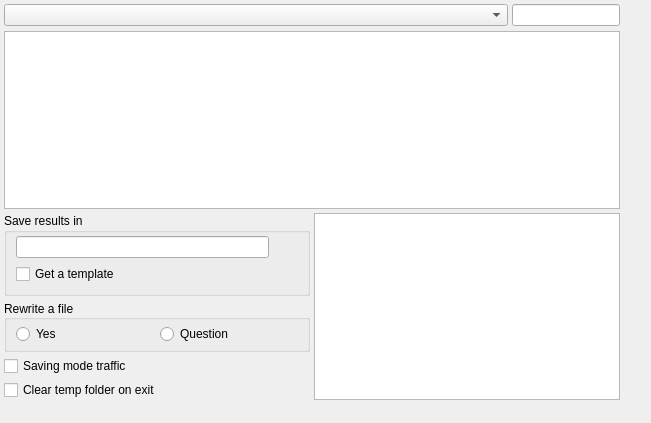
This is application/src/mainwindow.ui in dddasd/filmonaizer as Qt 5 draws it before an edit. The edited form follows.
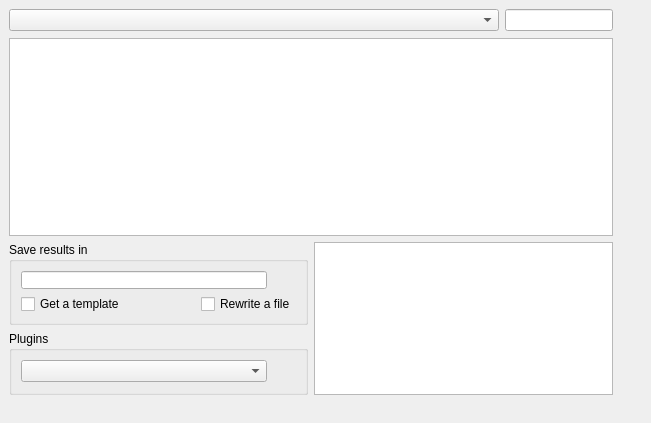
This is the edited form. Icons and pictures are not drawn. Custom widgets are drawn as their Qt base class.

```diff
--- a/application/src/mainwindow.ui
+++ b/application/src/mainwindow.ui
@@ -30,22 +30,7 @@
     <normaloff>:/icons/films_64.png</normaloff>:/icons/films_64.png</iconset>
   </property>
   <widget class="QWidget" name="widget_filmonaizer">
-   <layout class="QVBoxLayout" name="verticalLayout_5">
-    <property name="spacing">
-     <number>4</number>
-    </property>
-    <property name="leftMargin">
-     <number>4</number>
-    </property>
-    <property name="topMargin">
-     <number>4</number>
-    </property>
-    <property name="rightMargin">
-     <number>4</number>
-    </property>
-    <property name="bottomMargin">
-     <number>4</number>
-    </property>
+   <layout class="QVBoxLayout" name="verticalLayout_5" stretch="1,10,2">
     <item>
      <layout class="QHBoxLayout" name="horizontalLayout_5" stretch="100,0,0">
       <item>
@@ -249,7 +234,7 @@
      </layout>
     </item>
     <item>
-     <layout class="QHBoxLayout" name="horizontalLayout">
+     <layout class="QHBoxLayout" name="horizontalLayout_6">
       <item>
        <layout class="QVBoxLayout" name="verticalLayout_4">
         <item>
@@ -270,9 +255,6 @@
            <string>Save results in</string>
           </property>
           <layout class="QVBoxLayout" name="verticalLayout_2">
-           <property name="topMargin">
-            <number>3</number>
-           </property>
            <item>
             <layout class="QHBoxLayout" name="horizontalLayout_4" stretch="100,0">
              <item>
@@ -320,82 +302,80 @@
             </layout>
            </item>
            <item>
-            <widget class="QCheckBox" name="checkBox_save_templates">
-             <property name="text">
-              <string>Get a template</string>
-             </property>
-            </widget>
+            <layout class="QHBoxLayout" name="horizontalLayout">
+             <item>
+              <widget class="QCheckBox" name="checkBox_save_templates">
+               <property name="text">
+                <string>Get a template</string>
+               </property>
+              </widget>
+             </item>
+             <item>
+              <spacer name="horizontalSpacer">
+               <property name="orientation">
+                <enum>Qt::Horizontal</enum>
+               </property>
+               <property name="sizeHint" stdset="0">
+                <size>
+                 <width>40</width>
+                 <height>20</height>
+                </size>
+               </property>
+              </spacer>
+             </item>
+             <item>
+              <widget class="QCheckBox" name="checkBox_rewite_file">
+               <property name="text">
+                <string>Rewrite a file</string>
+               </property>
+              </widget>
+             </item>
+            </layout>
            </item>
           </layout>
          </widget>
         </item>
         <item>
-         <widget class="QGroupBox" name="groupBox_rewrite">
-          <property name="minimumSize">
-           <size>
-            <width>0</width>
-            <height>52</height>
-           </size>
-          </property>
-          <property name="maximumSize">
-           <size>
-            <width>16777215</width>
-            <height>52</height>
-           </size>
-          </property>
+         <widget class="QGroupBox" name="groupBox_plugins">
           <property name="title">
-           <string>Rewrite a file</string>
-          </property>
-          <property name="alignment">
-           <set>Qt::AlignLeading|Qt::AlignLeft|Qt::AlignVCenter</set>
+           <string>Plugins</string>
           </property>
           <layout class="QHBoxLayout" name="horizontalLayout_3">
-           <property name="spacing">
-            <number>6</number>
-           </property>
-           <property name="leftMargin">
-            <number>9</number>
-           </property>
-           <property name="topMargin">
-            <number>0</number>
-           </property>
-           <property name="rightMargin">
-            <number>9</number>
-           </property>
-           <property name="bottomMargin">
-            <number>0</number>
-           </property>
            <item>
-            <widget class="QRadioButton" name="radioButton_rewrite_yes">
-             <property name="text">
-              <string>Yes</string>
-             </property>
-            </widget>
+            <widget class="QComboBox" name="comboBox_plugins"/>
            </item>
            <item>
-            <widget class="QRadioButton" name="radioButton_rewrite_question">
+            <widget class="QPushButton" name="pushButton_update_plugins">
+             <property name="minimumSize">
+              <size>
+               <width>23</width>
+               <height>23</height>
+              </size>
+             </property>
+             <property name="maximumSize">
+              <size>
+               <width>23</width>
+               <height>23</height>
+              </size>
+             </property>
+             <property name="toolTip">
+              <string>Settings proxy</string>
+             </property>
              <property name="text">
-              <string>Question</string>
+              <string/>
+             </property>
+             <property name="icon">
+              <iconset resource="../icons/filmonaizer.qrc">
+               <normaloff>:/icons/arrow-circle-double.png</normaloff>:/icons/arrow-circle-double.png</iconset>
+             </property>
+             <property name="flat">
+              <bool>true</bool>
              </property>
             </widget>
            </item>
           </layout>
          </widget>
         </item>
-        <item>
-         <widget class="QCheckBox" name="checkBox_saving_mode_traffic">
-          <property name="text">
-           <string>Saving mode traffic</string>
-          </property>
-         </widget>
-        </item>
-        <item>
-         <widget class="QCheckBox" name="checkBox_clear_tmp_folder">
-          <property name="text">
-           <string>Clear temp folder on exit</string>
-          </property>
-         </widget>
-        </item>
        </layout>
       </item>
       <item>
@@ -403,7 +383,7 @@
         <property name="minimumSize">
          <size>
           <width>0</width>
-          <height>141</height>
+          <height>100</height>
          </size>
         </property>
         <property name="maximumSize">
@@ -418,7 +398,7 @@
        </widget>
       </item>
       <item>
-       <layout class="QVBoxLayout" name="verticalLayout_3">
+       <layout class="QVBoxLayout" name="verticalLayout_3" stretch="1,10,1,1">
         <item>
          <widget class="QPushButton" name="pushButton_edit_templates">
           <property name="minimumSize">
@@ -462,36 +442,7 @@
          </spacer>
         </item>
         <item>
-         <widget class="QPushButton" name="pushButton_set_plugins">
-          <property name="minimumSize">
-           <size>
-            <width>23</width>
-            <height>23</height>
-           </size>
-          </property>
-          <property name="maximumSize">
-           <size>
-            <width>23</width>
-            <height>23</height>
-           </size>
-          </property>
-          <property name="toolTip">
-           <string>Select a movie file</string>
-          </property>
-          <property name="text">
-           <string/>
-          </property>
-          <property name="icon">
-           <iconset resource="../icons/filmonaizer.qrc">
-            <normaloff>:/icons/buzz.png</normaloff>:/icons/buzz.png</iconset>
-          </property>
-          <property name="flat">
-           <bool>true</bool>
-          </property>
-         </widget>
-        </item>
-        <item>
-         <widget class="QPushButton" name="pushButton_set_proxy">
+         <widget class="QPushButton" name="pushButton_settings">
           <property name="minimumSize">
            <size>
             <width>23</width>
```
Left out of the diff: 31 changed lines with no effect on the pictures.
